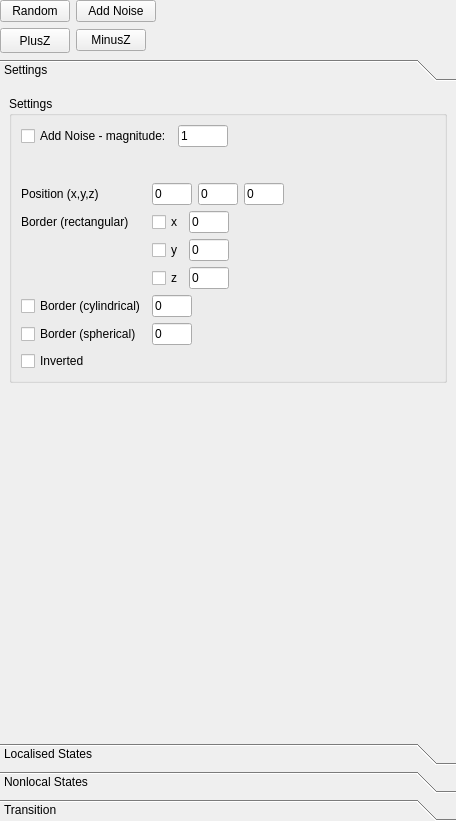
Before: the Qt Designer form ui-cpp/ui/ConfigurationsWidget.ui in spirit-code/spirit, drawn with Qt 5.
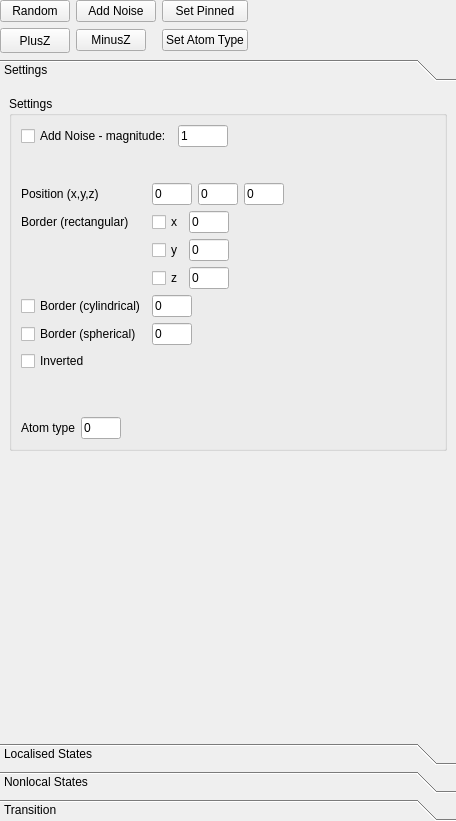
After: the same form once the commit is applied.

Commit message: UI-QT: added setter buttons for pinning and atom types. With this, it's easy to cut a cylinder from a sample. The atom type that is set in the Configurations tab is used by the interaction mode, so one can also change atom types back.

Patch:
```diff
--- a/ui-cpp/ui/ConfigurationsWidget.ui
+++ b/ui-cpp/ui/ConfigurationsWidget.ui
@@ -92,6 +92,19 @@
               <string>Settings</string>
              </property>
              <layout class="QGridLayout" name="gridLayout_80">
+              <item row="4" column="1">
+               <spacer name="verticalSpacer_7">
+                <property name="orientation">
+                 <enum>Qt::Vertical</enum>
+                </property>
+                <property name="sizeHint" stdset="0">
+                 <size>
+                  <width>20</width>
+                  <height>40</height>
+                 </size>
+                </property>
+               </spacer>
+              </item>
               <item row="3" column="1">
                <layout class="QGridLayout" name="gridLayout_44">
                 <item row="0" column="1">
@@ -410,6 +423,59 @@
                 </item>
                </layout>
               </item>
+              <item row="1" column="1">
+               <spacer name="verticalSpacer_19">
+                <property name="orientation">
+                 <enum>Qt::Vertical</enum>
+                </property>
+                <property name="sizeType">
+                 <enum>QSizePolicy::Maximum</enum>
+                </property>
+                <property name="sizeHint" stdset="0">
+                 <size>
+                  <width>20</width>
+                  <height>30</height>
+                 </size>
+                </property>
+               </spacer>
+              </item>
+              <item row="5" column="1">
+               <layout class="QGridLayout" name="gridLayout_20">
+                <item row="0" column="1">
+                 <widget class="QLineEdit" name="lineEdit_atom_type">
+                  <property name="maximumSize">
+                   <size>
+                    <width>40</width>
+                    <height>16777215</height>
+                   </size>
+                  </property>
+                  <property name="text">
+                   <string>0</string>
+                  </property>
+                 </widget>
+                </item>
+                <item row="0" column="0">
+                 <widget class="QLabel" name="label_3">
+                  <property name="text">
+                   <string>Atom type</string>
+                  </property>
+                 </widget>
+                </item>
+                <item row="0" column="2">
+                 <spacer name="horizontalSpacer_9">
+                  <property name="orientation">
+                   <enum>Qt::Horizontal</enum>
+                  </property>
+                  <property name="sizeHint" stdset="0">
+                   <size>
+                    <width>40</width>
+                    <height>20</height>
+                   </size>
+                  </property>
+                 </spacer>
+                </item>
+               </layout>
+              </item>
              </layout>
             </widget>
            </item>
@@ -1760,6 +1826,20 @@
            </property>
           </spacer>
          </item>
+         <item row="1" column="3">
+          <widget class="QPushButton" name="pushButton_set_pinned">
+           <property name="text">
+            <string>Set Pinned</string>
+           </property>
+          </widget>
+         </item>
+         <item row="2" column="3">
+          <widget class="QPushButton" name="pushButton_set_atom_type">
+           <property name="text">
+            <string>Set Atom Type</string>
+           </property>
+          </widget>
+         </item>
         </layout>
        </item>
       </layout>
```
Left out of the diff: 16 changed lines with no effect on the pictures. The commit also changes 6 other files.
